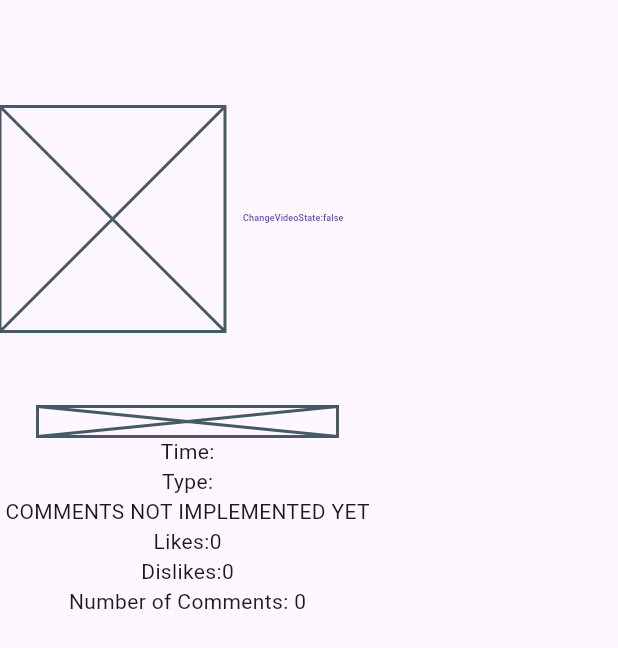
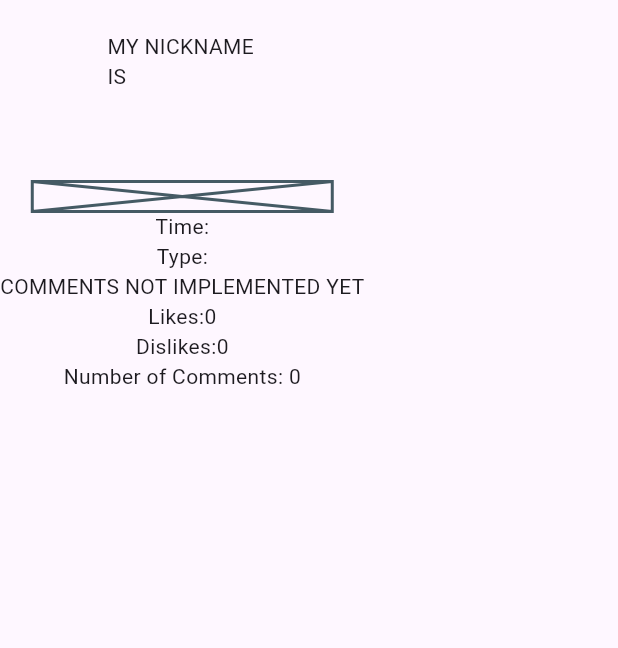
Before and after one commit to Oskarmos1/ContentRep, a Flutter app: the VideoWidget widget shown alone on an empty page, opened directly with empty values, on a phone screen of 412 x 824 dp. Shown: the top 648 px of the screen. Run offline on Flutter 3.47's test engine with Material 3 defaults, Android fonts, the phone set to English and light mode, and no system bars; our stand-ins replace firebase_auth, firebase_core, flutter_contacts, flutter_image_compress, google_mobile_ads, image_picker and 3 more; missing offline and left inert: image_editor_plus, video_compress, video_trimmer; accounts and stored records are empty; network calls fail.

Commit message:
Commit 18: The actual video can be tapped to turn it on and off

```diff
--- a/lib/widget_classes/display_video_content_class.dart
+++ b/lib/widget_classes/display_video_content_class.dart
@@ -29,7 +29,7 @@ class _VideoWidgetState extends State<VideoWidget> {
   bool canBeCleared = true;
   bool disposedOf = true;
   VideoPlayerController? loadedVideoFileController;
-  dynamic display = const Placeholder();
+  dynamic display = Text("MY NICKNAME IS");
   dynamic scroller = const Placeholder();
   late viewContent myView;
 
@@ -89,18 +89,9 @@ class _VideoWidgetState extends State<VideoWidget> {
       child: Column(
         children: <Widget>[
           Text(owner),
-          SizedBox(
-            height: 250,
-            width: 250,
-            child: Row(
-              children: <Widget>[
-                SizedBox(
-                  height: 150,
-                  width: 150,
-                  child: display,
-                ),
-                TextButton(
-                    onPressed: () {
+          GestureDetector(
+            onTap: () {
+              print("I was tapped");
               canBeCleared = false;
               killAll();
               setState(() {
@@ -118,25 +109,12 @@ class _VideoWidgetState extends State<VideoWidget> {
                 loadedVideoFileController!.pause();
               }
             },
-                    child: Text(
-                      "ChangeVideoState:$isPlaying",
-                      style: const TextStyle(fontSize: 6),
-                    ))
-              ],
+            child: SizedBox(
+              width: 100,
+              height: 100,
+              child: display, // Your video widget
             ),
           ),
-          /*
-          SizedBox(
-            width: 200, // or a specific width like 200.0
-            child: Opacity(
-              child: VideoProgressIndicator(
-                loadedVideoFileController!,
-                allowScrubbing: true,
-              ),
-              opacity: 1.0,
-            ),
-          ),
-          */
           SizedBox(
             height: 20,
             width: 200,
@@ -147,7 +125,7 @@ class _VideoWidgetState extends State<VideoWidget> {
           const Text("COMMENTS NOT IMPLEMENTED YET"),
           Text("Likes:$likes"),
           Text("Dislikes:$dislikes"),
-          Text("Number of Comments: $noOfComments")
+          Text("Number of Comments: $noOfComments"),
         ],
       ),
     );
```
Lines whose indentation alone changed are shown as unchanged.
